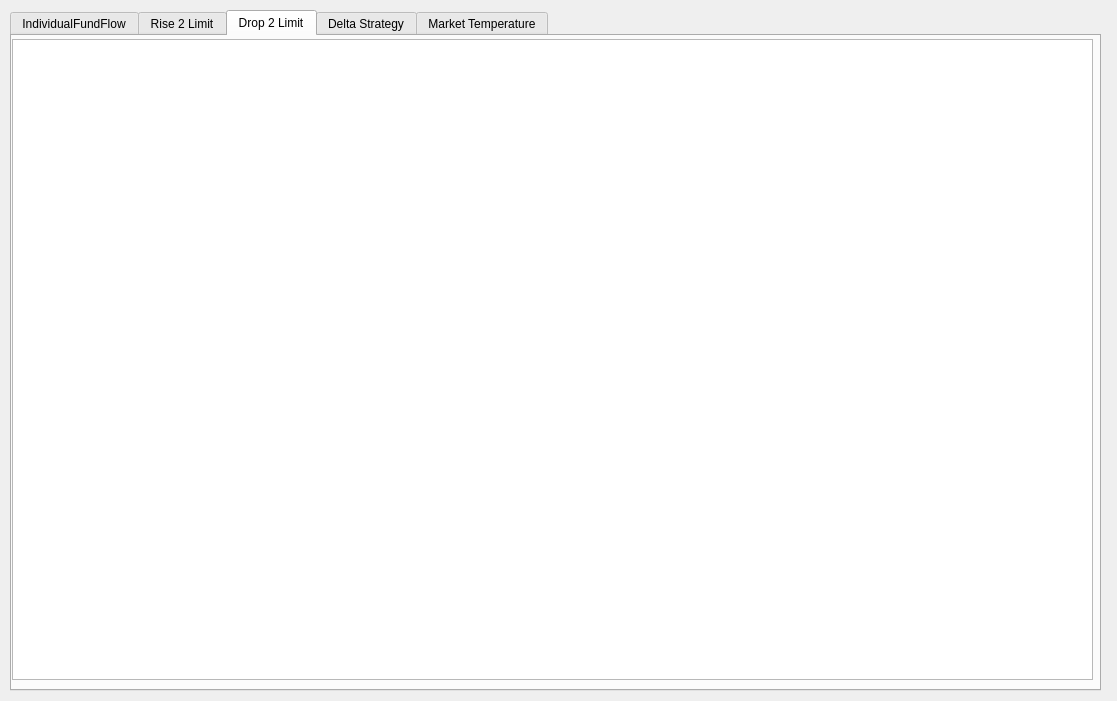
Old version of the form StockTip/form.ui in the repository Ruffia/ADRHis.
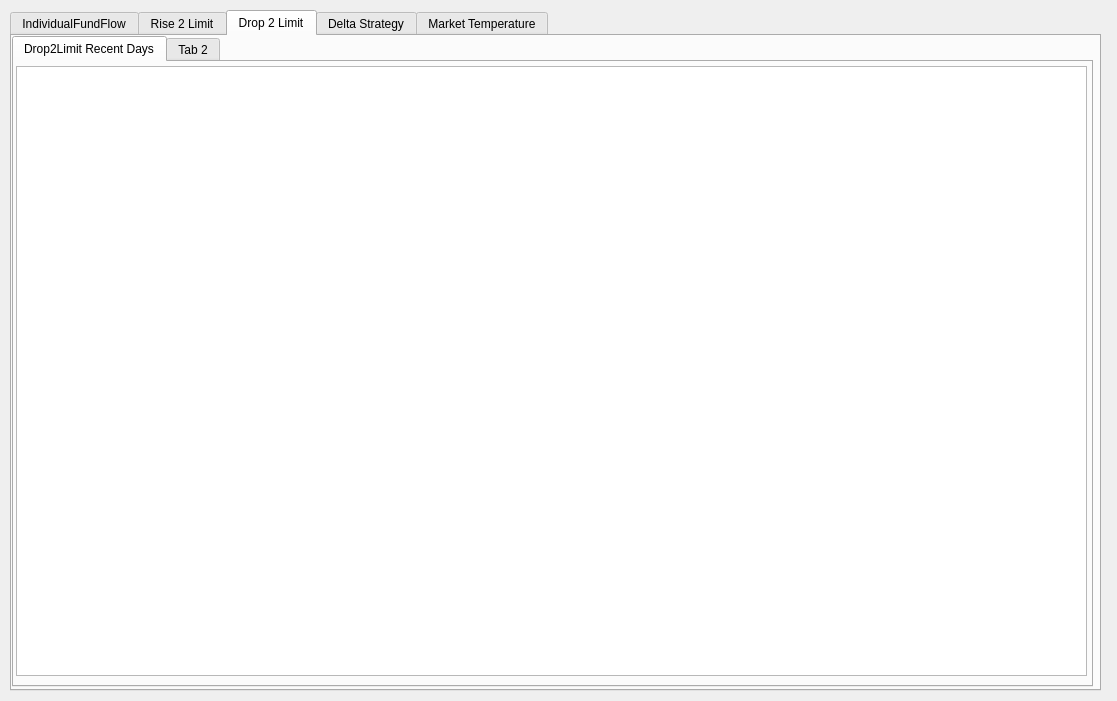
New version of the form.

Commit message: 调整UI

```diff
--- a/StockTip/form.ui
+++ b/StockTip/form.ui
@@ -185,15 +185,35 @@
     <attribute name="title">
      <string>Drop 2 Limit</string>
     </attribute>
-    <widget class="QTableView" name="m_tableViewDrop2Limit">
+    <widget class="QTabWidget" name="m_tabWidgetDrop2Limit">
      <property name="geometry">
       <rect>
        <x>0</x>
-       <y>3</y>
+       <y>0</y>
        <width>1081</width>
-       <height>641</height>
+       <height>651</height>
       </rect>
      </property>
+     <widget class="QWidget" name="m_tabDrop2LimitRecentDays">
+      <attribute name="title">
+       <string>Drop2Limit Recent Days</string>
+      </attribute>
+      <widget class="QTableView" name="m_tableViewDrop2Limit">
+       <property name="geometry">
+        <rect>
+         <x>2</x>
+         <y>4</y>
+         <width>1071</width>
+         <height>610</height>
+        </rect>
+       </property>
+      </widget>
+     </widget>
+     <widget class="QWidget" name="tab_2">
+      <attribute name="title">
+       <string>Tab 2</string>
+      </attribute>
+     </widget>
     </widget>
    </widget>
    <widget class="QWidget" name="m_tabDeltaStrategyMain">
```
The commit also changes 2 other files.
